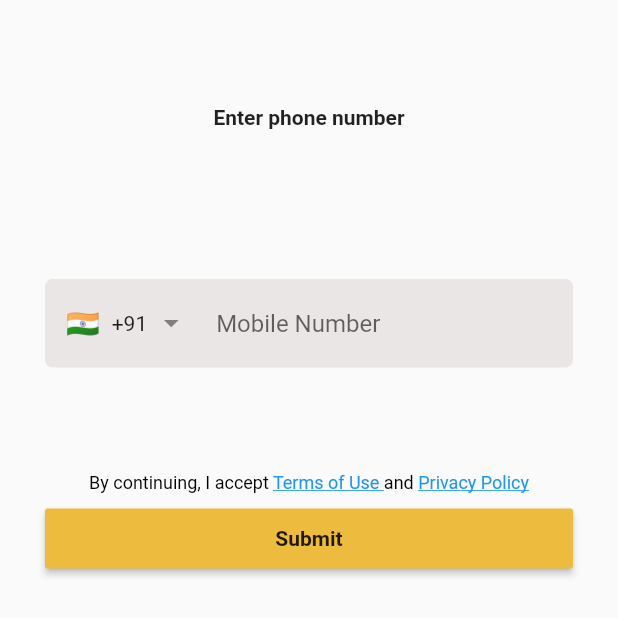
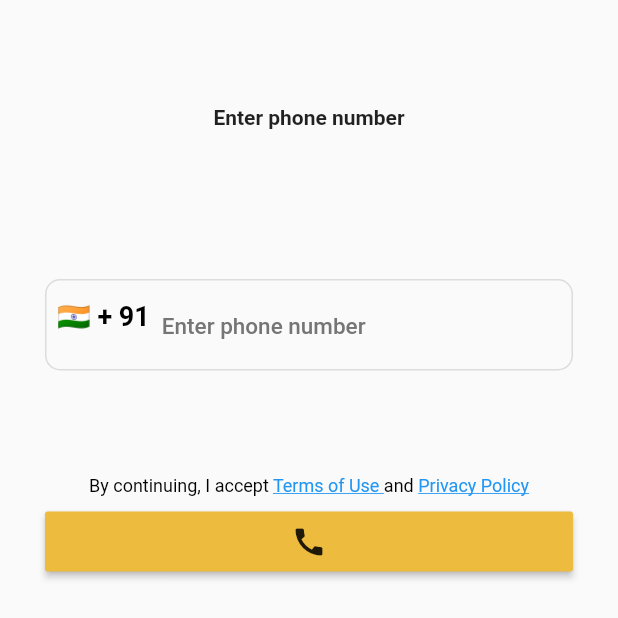
Before and after one commit to iamnilam/maxgen_app, a Flutter app: the screen it shows after launch, on a phone screen of 412 x 824 dp. Shown: the top 618 px of the screen. Run offline on Flutter 3.47's test engine with Material 2 defaults, Android fonts, the phone set to English and light mode, and no system bars; drawn by our look-alikes of intl_phone_field; our stand-ins replace cloud_firestore, country_picker, firebase_auth, firebase_core, firebase_storage, pinput and 1 more; accounts and stored records are empty.

Commit message:
25-09-2023

```diff
--- a/lib/main.dart
+++ b/lib/main.dart
@@ -1,8 +1,13 @@
+import 'package:firebase_core/firebase_core.dart';
 import 'package:flutter/material.dart';
+import 'package:maxgen_app/provider/auth_provider.dart';
 import 'package:maxgen_app/ui/phone_screen.dart';
+import 'package:provider/provider.dart';
 
 
-void main() {
+void main() async{
+  WidgetsFlutterBinding.ensureInitialized();
+  await Firebase.initializeApp();
   runApp(const MyApp());
 }
 
@@ -10,14 +15,19 @@ class MyApp extends StatelessWidget {
   const MyApp({super.key});
   @override
   Widget build(BuildContext context) {
-    return MaterialApp(
-      debugShowCheckedModeBanner: false,
-      title: 'Flutter Demo',
-      theme: ThemeData(
-        colorScheme: ColorScheme.fromSeed(seedColor: Colors.deepPurple),
-        useMaterial3: false,
+    return MultiProvider(
+      providers: [
+        ChangeNotifierProvider(create: (_) => AuthProvider())
+      ],
+      child: MaterialApp(
+        debugShowCheckedModeBanner: false,
+        title: 'Flutter Demo',
+        theme: ThemeData(
+          colorScheme: ColorScheme.fromSeed(seedColor: Colors.deepPurple),
+          useMaterial3: false,
+        ),
+        home: PhoneScreen(verificationId: '',),
       ),
-      home: PhoneScreen(),
     );
   }
 }
--- /dev/null
+++ b/lib/model/user_model.dart
@@ -0,0 +1,25 @@
+class UserModel {
+  String name;
+  String uid;
+
+  UserModel({
+    required this.name,
+    required this.uid,
+  });
+
+  // from map
+  factory UserModel.fromMap(Map<String, dynamic> map) {
+    return UserModel(
+      name: map['name'] ?? '',
+      uid: map['uid'] ?? '',
+    );
+  }
+
+  // to map
+  Map<String, dynamic> toMap() {
+    return {
+      "name": name,
+      "uid": uid,
+    };
+  }
+}
--- a/lib/ui/base_screen.dart
+++ b/lib/ui/base_screen.dart
@@ -13,7 +13,7 @@ class BaseScreen extends StatefulWidget {
 
 class _BaseScreenState extends State<BaseScreen> {
   int _currentIndex = 0;
-  final List screens = [HomeScreen(), SearchScreen(), PhoneScreen()];
+  final List screens = [HomeScreen(), SearchScreen(), PhoneScreen(verificationId: '',)];
   void onTabTapped(int index) {
     setState(() {
       _currentIndex = index;
--- a/lib/ui/phone_screen.dart
+++ b/lib/ui/phone_screen.dart
@@ -1,19 +1,43 @@
+import 'package:country_picker/country_picker.dart';
 import 'package:flutter/material.dart';
+import 'package:maxgen_app/provider/auth_provider.dart';
 import 'package:maxgen_app/ui/congratulations_screen.dart';
+import 'package:maxgen_app/ui/otp_screen.dart';
 import 'package:maxgen_app/ui/profile_select_category_screen.dart';
 import 'package:maxgen_app/utils/app_color.dart';
 import 'package:intl_phone_field/intl_phone_field.dart';
+import 'package:provider/provider.dart';
 
 class PhoneScreen extends StatefulWidget {
-  const PhoneScreen({super.key});
+  final String verificationId;
+  const PhoneScreen({super.key, required this.verificationId});
 
   @override
   State<PhoneScreen> createState() => _PhoneScreenState();
 }
 
 class _PhoneScreenState extends State<PhoneScreen> {
+  final TextEditingController phoneController = TextEditingController();
+
+  Country selectedCountry = Country(
+    phoneCode: "91",
+    countryCode: "IN",
+    e164Sc: 0,
+    geographic: true,
+    level: 1,
+    name: "India",
+    example: "India",
+    displayName: "India",
+    displayNameNoCountryCode: "IN",
+    e164Key: "",
+  );
   @override
   Widget build(BuildContext context) {
+    phoneController.selection = TextSelection.fromPosition(
+      TextPosition(
+        offset: phoneController.text.length,
+      ),
+    );
     return Scaffold(
       body: SafeArea(
         child: Container(
@@ -32,23 +56,94 @@ class _PhoneScreenState extends State<PhoneScreen> {
               SizedBox(
                 height: 100,
               ),
-              IntlPhoneField(
-                flagsButtonPadding: EdgeInsets.all(10),
+              // IntlPhoneField(
+              //   controller: phoneController,
+              //   flagsButtonPadding: EdgeInsets.all(10),
+              //   decoration: InputDecoration(
+              //     fillColor: const Color.fromARGB(255, 235, 230, 230),
+              //     filled: true,
+              //     counter: Offstage(),
+              //     hintText: 'Mobile Number',
+              //     border: OutlineInputBorder(
+              //         borderSide: BorderSide.none,
+              //         borderRadius: BorderRadius.circular(5)),
+              //   ),
+              //   initialCountryCode: 'IN',
+              //   showDropdownIcon: true,
+              //   dropdownIconPosition: IconPosition.trailing,
+              //   onChanged: (phone) {
+              //     print(phone.completeNumber);
+              //   },
+              // ),
+              TextFormField(
+                cursorColor: Colors.purple,
+                controller: phoneController,
+                style: const TextStyle(
+                  fontSize: 18,
+                  fontWeight: FontWeight.bold,
+                ),
+                onChanged: (value) {
+                  setState(() {
+                    phoneController.text = value;
+                  });
+                },
                 decoration: InputDecoration(
-                  fillColor: const Color.fromARGB(255, 235, 230, 230),
-                  filled: true,
-                  counter: Offstage(),
-                  hintText: 'Mobile Number',
-                  border: OutlineInputBorder(
-                      borderSide: BorderSide.none,
-                      borderRadius: BorderRadius.circular(5)),
+                  hintText: "Enter phone number",
+                  hintStyle: TextStyle(
+                    fontWeight: FontWeight.w500,
+                    fontSize: 15,
+                    color: Colors.grey.shade600,
+                  ),
+                  enabledBorder: OutlineInputBorder(
+                    borderRadius: BorderRadius.circular(10),
+                    borderSide: const BorderSide(color: Colors.black12),
+                  ),
+                  focusedBorder: OutlineInputBorder(
+                    borderRadius: BorderRadius.circular(10),
+                    borderSide: const BorderSide(color: Colors.black12),
+                  ),
+                  prefixIcon: Container(
+                    padding: const EdgeInsets.all(8.0),
+                    child: InkWell(
+                      onTap: () {
+                        showCountryPicker(
+                            context: context,
+                            countryListTheme: const CountryListThemeData(
+                              bottomSheetHeight: 550,
+                            ),
+                            onSelect: (value) {
+                              setState(() {
+                                selectedCountry = value;
+                              });
+                            });
+                      },
+                      child: Text(
+                        "${selectedCountry.flagEmoji} + ${selectedCountry.phoneCode}",
+                        style: const TextStyle(
+                          fontSize: 18,
+                          color: Colors.black,
+                          fontWeight: FontWeight.bold,
+                        ),
+                      ),
+                    ),
+                  ),
+                  suffixIcon: phoneController.text.length > 9
+                      ? Container(
+                    height: 30,
+                    width: 30,
+                    margin: const EdgeInsets.all(10.0),
+                    decoration: const BoxDecoration(
+                      shape: BoxShape.circle,
+                      color: Colors.green,
+                    ),
+                    child: const Icon(
+                      Icons.done,
+                      color: Colors.white,
+                      size: 20,
+                    ),
+                  )
+                      : null,
                 ),
-                initialCountryCode: 'IN',
-                showDropdownIcon: true,
-                dropdownIconPosition: IconPosition.trailing,
-                onChanged: (phone) {
-                  print(phone.completeNumber);
-                },
               ),
               SizedBox(
                 height: 70,
@@ -92,18 +187,19 @@ class _PhoneScreenState extends State<PhoneScreen> {
                 height: 40,
                 width: MediaQuery.of(context).size.width,
                 child: MaterialButton(
-                  onPressed: () {
-                    Navigator.push(
-                      context,
-                      MaterialPageRoute(
-                        builder: (context) => CongratulationsScreen(),
-                      ),
-                    );
-                  },
+                  onPressed: () => sendPhoneNumber(),
+                  //{
+
+                    // Navigator.push(
+                    //   context,
+                    //   MaterialPageRoute(
+                    //     builder: (context) => OtpScreen(verificationId: "verificationId",),
+                    //   ),
+                    // );
+                 // },
                   color: AppColors.primaryColor,
-                  child: Text(
-                    "Submit",
-                    style: TextStyle(fontWeight: FontWeight.bold),
+                  child: Icon(
+                    Icons.call,
                   ),
                 ),
               )
@@ -113,4 +209,9 @@ class _PhoneScreenState extends State<PhoneScreen> {
       ),
     );
   }
+  void sendPhoneNumber() {
+    final ap = Provider.of<AuthProvider>(context, listen: false);
+    String phoneNumber = phoneController.text.trim();
+    ap.signInWithPhone(context, "+${selectedCountry.phoneCode}$phoneNumber");
+  }
 }
--- a/pubspec.yaml
+++ b/pubspec.yaml
@@ -39,6 +39,12 @@ dependencies:
   pinput: ^3.0.1
   firebase_core: ^2.16.0
   firebase_auth: ^4.10.0
+  country_picker: ^2.0.21
+  cloud_firestore: ^4.9.2
+  firebase_storage: ^11.2.7
+  shared_preferences: ^2.2.1
+  provider: ^6.0.5
+  image_picker: ^1.0.4
 
 dev_dependencies:
   flutter_test:
```
Also changed, not shown: lib/provider/auth_provider.dart (added, +143 -0 lines), lib/ui/otp_screen.dart (added, +183 -0 lines), lib/ui/profile_name_screen.dart (+29 -11 lines), lib/utils/showsnackbar.dart (added, +11 -0 lines), pubspec.lock, 2 other files.
